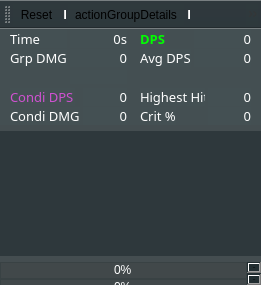
This is mainwindow.ui in Tyrox92/Gw2SPECS as Qt 5 draws it before an edit. The edited form follows.
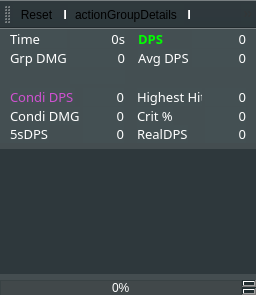
This is the edited form. Icons and pictures are not drawn. Custom widgets are drawn as their Qt base class.

Commit message:
Added New Labels and Optimization
RealDPS and 5sDPS are now in the Extra Details
Fix On Top moved to a new submenu.

Patch:
```diff
--- a/mainwindow.ui
+++ b/mainwindow.ui
@@ -9,8 +9,8 @@
    <rect>
     <x>0</x>
     <y>0</y>
-    <width>261</width>
-    <height>285</height>
+    <width>256</width>
+    <height>295</height>
    </rect>
   </property>
   <property name="sizePolicy">
@@ -290,6 +290,16 @@
     <property name="bottomMargin">
      <number>0</number>
     </property>
+    <item row="1" column="0">
+     <widget class="QCustomPlot" name="widget_4" native="true">
+      <property name="minimumSize">
+       <size>
+        <width>0</width>
+        <height>125</height>
+       </size>
+      </property>
+     </widget>
+    </item>
     <item row="0" column="0">
      <widget class="QWidget" name="widget" native="true">
       <property name="sizePolicy">
@@ -758,90 +768,7 @@
           <property name="verticalSpacing">
            <number>0</number>
           </property>
-          <item row="0" column="1">
-           <widget class="QLabel" name="labelMaxDmg_4">
-            <property name="sizePolicy">
-             <sizepolicy hsizetype="Fixed" vsizetype="Fixed">
-              <horstretch>0</horstretch>
-              <verstretch>0</verstretch>
-             </sizepolicy>
-            </property>
-            <property name="maximumSize">
-             <size>
-              <width>65</width>
-              <height>16777215</height>
-             </size>
-            </property>
-            <property name="font">
-             <font>
-              <family>DINPro-Black</family>
-              <pointsize>10</pointsize>
-              <weight>50</weight>
-              <italic>false</italic>
-              <bold>false</bold>
-              <underline>false</underline>
-             </font>
-            </property>
-            <property name="autoFillBackground">
-             <bool>false</bool>
-            </property>
-            <property name="styleSheet">
-             <string notr="true">color: rgb(208,81,209);</string>
-            </property>
-            <property name="text">
-             <string>Condi DPS</string>
-            </property>
-            <property name="alignment">
-             <set>Qt::AlignLeading|Qt::AlignLeft|Qt::AlignVCenter</set>
-            </property>
-           </widget>
-          </item>
-          <item row="0" column="3">
-           <spacer name="horizontalSpacer_2">
-            <property name="orientation">
-             <enum>Qt::Horizontal</enum>
-            </property>
-            <property name="sizeType">
-             <enum>QSizePolicy::Fixed</enum>
-            </property>
-            <property name="sizeHint" stdset="0">
-             <size>
-              <width>10</width>
-              <height>20</height>
-             </size>
-            </property>
-           </spacer>
-          </item>
-          <item row="1" column="4">
-           <widget class="QLabel" name="labelMaxDmg_5">
-            <property name="sizePolicy">
-             <sizepolicy hsizetype="Fixed" vsizetype="Fixed">
-              <horstretch>0</horstretch>
-              <verstretch>0</verstretch>
-             </sizepolicy>
-            </property>
-            <property name="font">
-             <font>
-              <family>DINPro-Black</family>
-              <pointsize>10</pointsize>
-              <weight>50</weight>
-              <italic>false</italic>
-              <bold>false</bold>
-              <underline>false</underline>
-             </font>
-            </property>
-            <property name="styleSheet">
-             <string notr="true">color: rgb(255, 255, 255);</string>
-            </property>
-            <property name="text">
-             <string>Crit %</string>
-            </property>
-            <property name="alignment">
-             <set>Qt::AlignLeading|Qt::AlignLeft|Qt::AlignVCenter</set>
-            </property>
-           </widget>
-          </item>
-          <item row="0" column="2">
+          <item row="2" column="3">
            <widget class="QLabel" name="condiDPS">
             <property name="sizePolicy">
              <sizepolicy hsizetype="Expanding" vsizetype="Fixed">
@@ -873,55 +800,7 @@
             </property>
            </widget>
           </item>
-          <item row="1" column="5">
-           <widget class="QLabel" name="critChance">
-            <property name="sizePolicy">
-             <sizepolicy hsizetype="Expanding" vsizetype="Fixed">
-              <horstretch>0</horstretch>
-              <verstretch>0</verstretch>
-             </sizepolicy>
-            </property>
-            <property name="font">
-             <font>
-              <family>DINPro-Black</family>
-              <pointsize>10</pointsize>
-              <weight>50</weight>
-              <italic>false</italic>
-              <bold>false</bold>
-              <underline>false</underline>
-             </font>
-            </property>
-            <property name="layoutDirection">
-             <enum>Qt::LeftToRight</enum>
-            </property>
-            <property name="styleSheet">
-             <string notr="true">color: rgb(255, 255, 255);</string>
-            </property>
-            <property name="text">
-             <string>0</string>
-            </property>
-            <property name="alignment">
-             <set>Qt::AlignRight|Qt::AlignTrailing|Qt::AlignVCenter</set>
-            </property>
-           </widget>
-          </item>
-          <item row="0" column="0">
-           <spacer name="horizontalSpacer_4">
-            <property name="orientation">
-             <enum>Qt::Horizontal</enum>
-            </property>
-            <property name="sizeType">
-             <enum>QSizePolicy::Fixed</enum>
-            </property>
-            <property name="sizeHint" stdset="0">
-             <size>
-              <width>10</width>
-              <height>20</height>
-             </size>
-            </property>
-           </spacer>
-          </item>
-          <item row="0" column="6">
+          <item row="0" column="11" rowspan="3">
            <spacer name="horizontalSpacer_5">
             <property name="orientation">
              <enum>Qt::Horizontal</enum>
@@ -937,7 +816,61 @@
             </property>
            </spacer>
           </item>
-          <item row="0" column="4">
+          <item row="2" column="10">
+           <widget class="QLabel" name="labelMaxDmgValue">
+            <property name="sizePolicy">
+             <sizepolicy hsizetype="Expanding" vsizetype="Fixed">
+              <horstretch>0</horstretch>
+              <verstretch>0</verstretch>
+             </sizepolicy>
+            </property>
+            <property name="font">
+             <font>
+              <family>DINPro-Black</family>
+              <pointsize>10</pointsize>
+              <weight>50</weight>
+              <italic>false</italic>
+              <bold>false</bold>
+              <underline>false</underline>
+             </font>
+            </property>
+            <property name="layoutDirection">
+             <enum>Qt::LeftToRight</enum>
+            </property>
+            <property name="styleSheet">
+             <string notr="true">color: rgb(255, 255, 255);</string>
+            </property>
+            <property name="text">
+             <string>0</string>
+            </property>
+            <property name="textFormat">
+             <enum>Qt::AutoText</enum>
+            </property>
+            <property name="scaledContents">
+             <bool>false</bool>
+            </property>
+            <property name="alignment">
+             <set>Qt::AlignRight|Qt::AlignTrailing|Qt::AlignVCenter</set>
+            </property>
+           </widget>
+          </item>
+          <item row="2" column="4">
+           <spacer name="horizontalSpacer_2">
+            <property name="orientation">
+             <enum>Qt::Horizontal</enum>
+            </property>
+            <property name="sizeType">
+             <enum>QSizePolicy::Fixed</enum>
+            </property>
+            <property name="sizeHint" stdset="0">
+             <size>
+              <width>10</width>
+              <height>20</height>
+             </size>
+            </property>
+           </spacer>
+          </item>
+          <item row="2" column="9">
            <widget class="QLabel" name="labelMaxDmg_6">
             <property name="sizePolicy">
              <sizepolicy hsizetype="Fixed" vsizetype="Fixed">
@@ -972,7 +905,45 @@
             </property>
            </widget>
           </item>
-          <item row="1" column="1">
+          <item row="2" column="1">
+           <widget class="QLabel" name="labelMaxDmg_4">
+            <property name="sizePolicy">
+             <sizepolicy hsizetype="Fixed" vsizetype="Fixed">
+              <horstretch>0</horstretch>
+              <verstretch>0</verstretch>
+             </sizepolicy>
+            </property>
+            <property name="maximumSize">
+             <size>
+              <width>65</width>
+              <height>16777215</height>
+             </size>
+            </property>
+            <property name="font">
+             <font>
+              <family>DINPro-Black</family>
+              <pointsize>10</pointsize>
+              <weight>50</weight>
+              <italic>false</italic>
+              <bold>false</bold>
+              <underline>false</underline>
+             </font>
+            </property>
+            <property name="autoFillBackground">
+             <bool>false</bool>
+            </property>
+            <property name="styleSheet">
+             <string notr="true">color: rgb(208,81,209);</string>
+            </property>
+            <property name="text">
+             <string>Condi DPS</string>
+            </property>
+            <property name="alignment">
+             <set>Qt::AlignLeading|Qt::AlignLeft|Qt::AlignVCenter</set>
+            </property>
+           </widget>
+          </item>
+          <item row="3" column="1">
            <widget class="QLabel" name="label_17">
             <property name="sizePolicy">
              <sizepolicy hsizetype="Fixed" vsizetype="Fixed">
@@ -998,7 +969,33 @@
             </property>
            </widget>
           </item>
-          <item row="1" column="2">
+          <item row="4" column="1">
+           <widget class="QLabel" name="label5sDPS">
+            <property name="sizePolicy">
+             <sizepolicy hsizetype="Fixed" vsizetype="Fixed">
+              <horstretch>0</horstretch>
+              <verstretch>0</verstretch>
+             </sizepolicy>
+            </property>
+            <property name="font">
+             <font>
+              <family>DINPro-Black</family>
+              <pointsize>10</pointsize>
+              <weight>50</weight>
+              <italic>false</italic>
+              <bold>false</bold>
+              <underline>false</underline>
+             </font>
+            </property>
+            <property name="styleSheet">
+             <string>color: rgb(255, 255, 255);</string>
+            </property>
+            <property name="text">
+             <string>5sDPS</string>
+            </property>
+           </widget>
+          </item>
+          <item row="3" column="3">
            <widget class="QLabel" name="labelCondiDMGValue">
             <property name="sizePolicy">
              <sizepolicy hsizetype="Expanding" vsizetype="Fixed">
@@ -1030,8 +1027,8 @@
             </property>
            </widget>
           </item>
-          <item row="0" column="5">
-           <widget class="QLabel" name="labelMaxDmgValue">
+          <item row="4" column="3">
+           <widget class="QLabel" name="label5sDPSValue">
             <property name="sizePolicy">
              <sizepolicy hsizetype="Expanding" vsizetype="Fixed">
               <horstretch>0</horstretch>
@@ -1052,22 +1049,151 @@
              <enum>Qt::LeftToRight</enum>
             </property>
             <property name="styleSheet">
+             <string>color: rgb(255, 255, 255);</string>
+            </property>
+            <property name="text">
+             <string>0</string>
+            </property>
+            <property name="alignment">
+             <set>Qt::AlignRight|Qt::AlignTrailing|Qt::AlignVCenter</set>
+            </property>
+           </widget>
+          </item>
+          <item row="3" column="9">
+           <widget class="QLabel" name="labelMaxDmg_5">
+            <property name="sizePolicy">
+             <sizepolicy hsizetype="Fixed" vsizetype="Fixed">
+              <horstretch>0</horstretch>
+              <verstretch>0</verstretch>
+             </sizepolicy>
+            </property>
+            <property name="font">
+             <font>
+              <family>DINPro-Black</family>
+              <pointsize>10</pointsize>
+              <weight>50</weight>
+              <italic>false</italic>
+              <bold>false</bold>
+              <underline>false</underline>
+             </font>
+            </property>
+            <property name="styleSheet">
              <string notr="true">color: rgb(255, 255, 255);</string>
             </property>
             <property name="text">
+             <string>Crit %</string>
+            </property>
+            <property name="alignment">
+             <set>Qt::AlignLeading|Qt::AlignLeft|Qt::AlignVCenter</set>
+            </property>
+           </widget>
+          </item>
+          <item row="3" column="10">
+           <widget class="QLabel" name="critChance">
+            <property name="sizePolicy">
+             <sizepolicy hsizetype="Expanding" vsizetype="Fixed">
+              <horstretch>0</horstretch>
+              <verstretch>0</verstretch>
+             </sizepolicy>
+            </property>
+            <property name="font">
+             <font>
+              <family>DINPro-Black</family>
+              <pointsize>10</pointsize>
+              <weight>50</weight>
+              <italic>false</italic>
+              <bold>false</bold>
+              <underline>false</underline>
+             </font>
+            </property>
+            <property name="layoutDirection">
+             <enum>Qt::LeftToRight</enum>
+            </property>
+            <property name="styleSheet">
+             <string notr="true">color: rgb(255, 255, 255);</string>
+            </property>
+            <property name="text">
              <string>0</string>
             </property>
-            <property name="textFormat">
-             <enum>Qt::AutoText</enum>
+            <property name="alignment">
+             <set>Qt::AlignRight|Qt::AlignTrailing|Qt::AlignVCenter</set>
             </property>
-            <property name="scaledContents">
-             <bool>false</bool>
+           </widget>
+          </item>
+          <item row="4" column="9">
+           <widget class="QLabel" name="labelRealDPS">
+            <property name="sizePolicy">
+             <sizepolicy hsizetype="Fixed" vsizetype="Fixed">
+              <horstretch>0</horstretch>
+              <verstretch>0</verstretch>
+             </sizepolicy>
             </property>
+            <property name="font">
+             <font>
+              <family>DINPro-Black</family>
+              <pointsize>10</pointsize>
+              <weight>50</weight>
+              <italic>false</italic>
+              <bold>false</bold>
+              <underline>false</underline>
+             </font>
+            </property>
+            <property name="styleSheet">
+             <string>color: rgb(255, 255, 255);</string>
+            </property>
+            <property name="text">
+             <string>RealDPS</string>
+            </property>
+           </widget>
+          </item>
+          <item row="4" column="10">
+           <widget class="QLabel" name="labelRealDPSValue">
+            <property name="sizePolicy">
+             <sizepolicy hsizetype="Expanding" vsizetype="Fixed">
+              <horstretch>0</horstretch>
+              <verstretch>0</verstretch>
+             </sizepolicy>
+            </property>
+            <property name="font">
+             <font>
+              <family>DINPro-Black</family>
+              <pointsize>10</pointsize>
+              <weight>50</weight>
+              <italic>false</italic>
+              <bold>false</bold>
+              <underline>false</underline>
+             </font>
+            </property>
+            <property name="layoutDirection">
+             <enum>Qt::LeftToRight</enum>
+            </property>
+            <property name="styleSheet">
+             <string>color: rgb(255, 255, 255);</string>
+            </property>
+            <property name="text">
+             <string>0</string>
+            </property>
             <property name="alignment">
              <set>Qt::AlignRight|Qt::AlignTrailing|Qt::AlignVCenter</set>
             </property>
            </widget>
           </item>
+          <item row="2" column="0">
+           <spacer name="horizontalSpacer_4">
+            <property name="orientation">
+             <enum>Qt::Horizontal</enum>
+            </property>
+            <property name="sizeType">
+             <enum>QSizePolicy::Fixed</enum>
+            </property>
+            <property name="sizeHint" stdset="0">
+             <size>
+              <width>10</width>
+              <height>20</height>
+             </size>
+            </property>
+           </spacer>
+          </item>
          </layout>
         </widget>
        </item>
@@ -1147,7 +1273,7 @@
            <rect>
             <x>0</x>
             <y>0</y>
-            <width>244</width>
+            <width>239</width>
             <height>180</height>
            </rect>
           </property>
@@ -1609,16 +1735,6 @@
       </layout>
      </widget>
     </item>
-    <item row="1" column="0">
-     <widget class="QCustomPlot" name="widget_4" native="true">
-      <property name="minimumSize">
-       <size>
-        <width>0</width>
-        <height>125</height>
-       </size>
-      </property>
-     </widget>
-    </item>
    </layout>
   </widget>
   <widget class="QToolBar" name="toolBar">
```
The commit also changes 4 other files.
